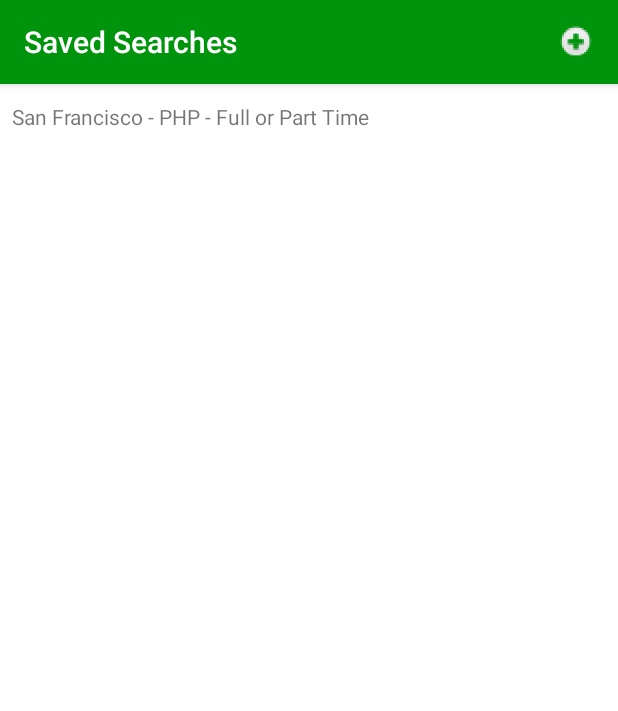
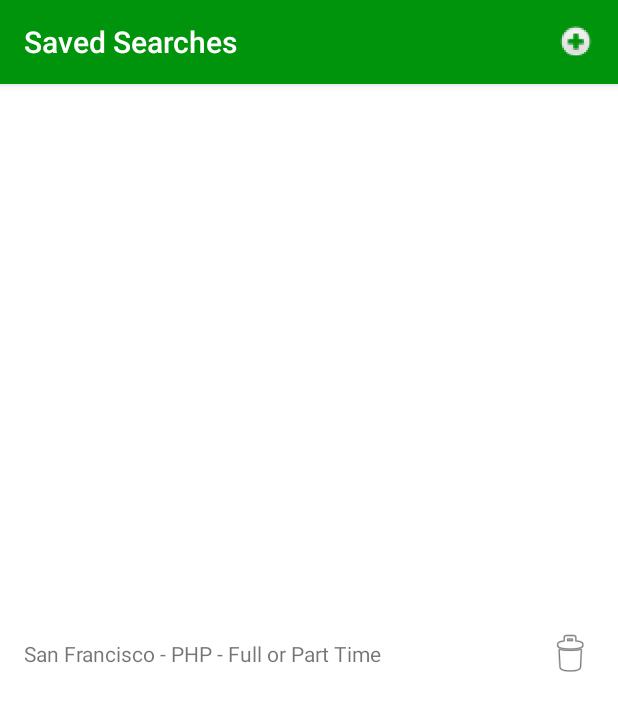
Before and after one commit to JenniferVanderputten/GitHubJobs, an Android app: the screen it shows after launch (ViewSearchesActivity), on a phone screen of 412 x 824 dp. Shown: the top 711 px of the screen. Run offline under Robolectric (Android 15) with nearby library versions, the phone set to English and light mode, and no system bars; libraries missing offline, so code that uses them is left out: com.loopj.android.

Commit message:
Added the ability to delete a saved search, with a confirmation dialog.

```diff
--- a/app/src/main/java/com/jpvander/githubjobs/dataset/contract/SavedSearchesContract.java
+++ b/app/src/main/java/com/jpvander/githubjobs/dataset/contract/SavedSearchesContract.java
@@ -25,6 +25,7 @@ public final class SavedSearchesContract {
             +");";
 
     public static final String SQL_DELETE_TABLE = "DROP TABLE IF EXISTS " + TABLE_NAME;
+    public static final String SQL_DELETE_RECORD = "DELETE FROM " + TABLE_NAME + " WHERE ";
     public static final String SQL_SELECT_ALL = "SELECT * FROM " + TABLE_NAME;
 
     // To prevent accidental instantiation
--- a/app/src/main/java/com/jpvander/githubjobs/dataset/data/GitHubJobs.java
+++ b/app/src/main/java/com/jpvander/githubjobs/dataset/data/GitHubJobs.java
@@ -1,22 +1,24 @@
 package com.jpvander.githubjobs.dataset.data;
 
-import java.util.HashMap;
+import java.util.ArrayList;
 
 public class GitHubJobs
 {
-    private final HashMap<Integer, GitHubJob> jobs;
+    private final ArrayList<GitHubJob> jobs;
 
     public GitHubJobs() {
-        this.jobs = new HashMap<>();
+        this.jobs = new ArrayList<>();
     }
 
-    public void add(GitHubJob gitHubJob) {
-        this.jobs.put(this.jobs.size(), gitHubJob);
+    public void add(GitHubJob job) {
+        jobs.add(job);
     }
 
+    public void remove(int position) { jobs.remove(position); }
+
     public GitHubJob get(int position) {
-        if (jobs.containsKey(position)) {
-            return this.jobs.get(position);
+        if (position < size()) {
+            return jobs.get(position);
         }
         else {
             return new GitHubJob();
--- a/app/src/main/java/com/jpvander/githubjobs/fragment/NewSearchFragment.java
+++ b/app/src/main/java/com/jpvander/githubjobs/fragment/NewSearchFragment.java
@@ -46,6 +46,7 @@ public class NewSearchFragment extends BaseFragment {
         title = resources.getString(R.string.new_search_title);
         ((ViewSearchesActivity) getActivity()).setActionBarTitle(getTitle());
         newJob = new GitHubJob();
+
         locationInput = (TextView) view.findViewById(R.id.new_search_location_value);
         descriptionInput = (TextView) view.findViewById(R.id.new_search_description_value);
         fullTimeInput = (CheckBox) view.findViewById(R.id.new_search_full_time_value);
@@ -63,6 +64,10 @@ public class NewSearchFragment extends BaseFragment {
                 savedSearchesDbHelper.insertRow(newJob);
                 savedSearchesDbHelper.close();
                 interactionListener.onNewSearchInteraction(newJob);
+                locationInput.setText("");
+                descriptionInput.setText("");
+                fullTimeInput.setChecked(true);
+                partTimeInput.setChecked(true);
             }
         });
 
--- a/app/src/main/java/com/jpvander/githubjobs/fragment/ViewSavedSearchesFragment.java
+++ b/app/src/main/java/com/jpvander/githubjobs/fragment/ViewSavedSearchesFragment.java
@@ -34,7 +34,6 @@ public class ViewSavedSearchesFragment extends BaseFragment {
 
     @Override
     public View onCreateView(LayoutInflater inflater, ViewGroup container, Bundle savedState) {
-        //TODO: Add delete button to each item
         Activity activity = getActivity();
         View view = inflater.inflate(R.layout.fragment_view_saved_searches, container, false);
         SavedSearchesDbHelper dbHelper = new SavedSearchesDbHelper(container.getContext());
@@ -52,7 +51,7 @@ public class ViewSavedSearchesFragment extends BaseFragment {
         dbHelper.close();
 
         if (null == viewAdapter) {
-            viewAdapter = new SavedSearchesViewAdapter(interactionListener, jobSearches);
+            viewAdapter = new SavedSearchesViewAdapter(interactionListener, jobSearches, view.getContext());
         }
         else {
             viewAdapter.setJobs(jobSearches);
--- a/app/src/main/java/com/jpvander/githubjobs/ui/adapter/SavedSearchesViewAdapter.java
+++ b/app/src/main/java/com/jpvander/githubjobs/ui/adapter/SavedSearchesViewAdapter.java
@@ -1,6 +1,8 @@
 package com.jpvander.githubjobs.ui.adapter;
 
+import android.app.AlertDialog;
 import android.content.Context;
+import android.content.DialogInterface;
 import android.support.v7.widget.RecyclerView;
 import android.util.Log;
 import android.view.LayoutInflater;
@@ -8,35 +10,43 @@ import android.view.View;
 import android.view.ViewGroup;
 
 import com.jpvander.githubjobs.R;
+import com.jpvander.githubjobs.dataset.data.GitHubJob;
+import com.jpvander.githubjobs.dataset.helper.SavedSearchesDbHelper;
 import com.jpvander.githubjobs.fragment.ViewSavedSearchesFragment;
 import com.jpvander.githubjobs.dataset.data.GitHubJobs;
-import com.jpvander.githubjobs.ui.holder.RecyclerTextViewHolder;
+import com.jpvander.githubjobs.ui.holder.RecyclerTextViewAndImageButtonHolder;
 
-public class SavedSearchesViewAdapter extends RecyclerView.Adapter<RecyclerTextViewHolder> {
+public class SavedSearchesViewAdapter extends RecyclerView.Adapter<RecyclerTextViewAndImageButtonHolder> {
 
     private static final String LOG_LABEL = "GitHubJobs";
     private static final String LISTENER_IS_NULL = " listener is NULL";
+    private static final String DELETE_SEARCH_PREPEND = "Delete the following saved search?\n\n";
+    private static final String DELETE_YES = "Yes, delete";
+    private static final String DELETE_NO = "No, keep";
 
     private final ViewSavedSearchesFragment.OnFragmentInteractionListener interactionListener;
     private GitHubJobs jobs;
+    private final AlertDialog.Builder dialogBuilder;
 
     public SavedSearchesViewAdapter(
             ViewSavedSearchesFragment.OnFragmentInteractionListener interactionListener,
-            GitHubJobs jobs) {
+            GitHubJobs jobs,
+            Context context) {
         this.jobs = jobs;
         this.interactionListener = interactionListener;
+        dialogBuilder = new AlertDialog.Builder(context);
     }
 
     @Override
-    public RecyclerTextViewHolder onCreateViewHolder(ViewGroup parent, int type) {
+    public RecyclerTextViewAndImageButtonHolder onCreateViewHolder(ViewGroup parent, int type) {
         Context context = parent.getContext();
         int textView = R.layout.item_single_text_view;
         View parentView = LayoutInflater.from(context).inflate(textView, parent, false);
-        return (new RecyclerTextViewHolder(parentView));
+        return (new RecyclerTextViewAndImageButtonHolder(parentView));
     }
 
     @Override
-    public void onBindViewHolder(RecyclerTextViewHolder holder, final int position) {
+    public void onBindViewHolder(RecyclerTextViewAndImageButtonHolder holder, final int position) {
         if (null != jobs && position < jobs.size()) {
             holder.textView.setText(jobs.get(position).getSearchTitle());
             holder.textView.setOnClickListener(new View.OnClickListener() {
@@ -44,10 +54,38 @@ public class SavedSearchesViewAdapter extends RecyclerView.Adapter<RecyclerTextV
                 public void onClick(View view) {
                     if (null != interactionListener) {
                         interactionListener.onViewSavedSearchesInteraction(jobs.get(position), false);
-                    }
-                    else {
+                    } else {
                         Log.e(LOG_LABEL, this.getClass().getSimpleName() + LISTENER_IS_NULL);
                     }
+                }
+            });
+
+            holder.imageButton.setOnClickListener(new View.OnClickListener() {
+                @Override
+                public void onClick(View view) {
+                    final GitHubJob job = jobs.get(position);
+                    dialogBuilder.setMessage(DELETE_SEARCH_PREPEND + job.getSearchTitle());
+                    final SavedSearchesDbHelper savedSearchesDbHelper = new SavedSearchesDbHelper(view.getContext());
+
+                    dialogBuilder.setPositiveButton(DELETE_YES, new DialogInterface.OnClickListener() {
+                        @Override
+                        public void onClick(DialogInterface dialog, int which) {
+                            savedSearchesDbHelper.deleteRow(job.getSavedSearchId());
+                            savedSearchesDbHelper.close();
+                            jobs.remove(position);
+                            notifyDataSetChanged();
+                        }
+                    });
+
+                    dialogBuilder.setNegativeButton(DELETE_NO, new DialogInterface.OnClickListener() {
+                        @Override
+                        public void onClick(DialogInterface dialog, int which) {
+                            // User cancelled, do nothing.
+                            savedSearchesDbHelper.close();
+                        }
+                    });
+
+                    dialogBuilder.create().show();
                 }
             });
         }
--- a/app/src/main/java/com/jpvander/githubjobs/ui/holder/RecyclerTextViewHolder.java
+++ b/app/src/main/java/com/jpvander/githubjobs/ui/holder/RecyclerTextViewAndImageButtonHolder.java
@@ -2,16 +2,19 @@ package com.jpvander.githubjobs.ui.holder;
 
 import android.support.v7.widget.RecyclerView;
 import android.view.View;
+import android.widget.ImageButton;
 import android.widget.TextView;
 
 import com.jpvander.githubjobs.R;
 
-public class RecyclerTextViewHolder extends RecyclerView.ViewHolder {
+public class RecyclerTextViewAndImageButtonHolder extends RecyclerView.ViewHolder {
 
     public final TextView textView;
+    public final ImageButton imageButton;
 
-    public RecyclerTextViewHolder(View view) {
+    public RecyclerTextViewAndImageButtonHolder(View view) {
         super(view);
         this.textView = (TextView) view.findViewById(R.id.text_item_text_view);
+        this.imageButton = (ImageButton) view.findViewById(R.id.text_item_delete_button);
     }
 }
--- a/app/src/main/java/com/jpvander/githubjobs/ui/holder/RecyclerImageAndTextViewHolder.java
+++ b/app/src/main/java/com/jpvander/githubjobs/ui/holder/RecyclerTextViewAndImageViewHolder.java
@@ -8,7 +8,7 @@ import android.widget.ImageView;
 
 import com.jpvander.githubjobs.R;
 
-public class RecyclerImageAndTextViewHolder extends RecyclerView.ViewHolder {
+public class RecyclerTextViewAndImageViewHolder extends RecyclerView.ViewHolder {
 
     private static final float PREFERRED_IMAGE_WIDTH = 140.0f;
 
@@ -17,7 +17,7 @@ public class RecyclerImageAndTextViewHolder extends RecyclerView.ViewHolder {
     private final float preferredImageWidth;
     private final Context context;
 
-    public RecyclerImageAndTextViewHolder(View view) {
+    public RecyclerTextViewAndImageViewHolder(View view) {
         super(view);
         this.imageView = (ImageView) view.findViewById(R.id.image_text_item_image_view);
         this.textView = (TextView) view.findViewById(R.id.image_text_item_text_view);
--- a/app/src/main/res/layout/item_single_text_view.xml
+++ b/app/src/main/res/layout/item_single_text_view.xml
@@ -1,12 +1,28 @@
 <?xml version="1.0" encoding="utf-8"?>
 <LinearLayout xmlns:android="http://schemas.android.com/apk/res/android"
     android:id="@+id/text_item_root_layout"
-    android:orientation="vertical" android:layout_width="match_parent"
+    android:orientation="horizontal"
+    android:layout_width="match_parent"
     android:layout_height="match_parent">
 
     <TextView
-        android:layout_width="match_parent"
+        android:layout_width="0dp"
         android:layout_height="wrap_content"
+        android:paddingEnd="@dimen/small_margin"
+        android:paddingStart="@dimen/small_margin"
+        android:layout_gravity="center_vertical|start"
         android:text="@string/example_text"
-        android:id="@+id/text_item_text_view"/>
+        android:id="@+id/text_item_text_view"
+        android:layout_weight="1"/>
+
+    <ImageButton
+        android:layout_width="wrap_content"
+        android:layout_height="wrap_content"
+        android:src="@android:drawable/ic_menu_delete"
+        android:background="@android:color/transparent"
+        android:id="@+id/text_item_delete_button"
+        android:contentDescription="@string/delete_alt_text"
+        android:paddingEnd="@dimen/small_margin"
+        android:paddingStart="@dimen/small_margin"
+        android:layout_gravity="center_vertical|end"/>
 </LinearLayout>
--- a/app/src/main/res/values/strings.xml
+++ b/app/src/main/res/values/strings.xml
@@ -23,4 +23,5 @@
     <string name="search_results_title">Search Results</string>
     <string name="spinner_getting_location">Getting location&#8230;</string>
     <string name="spinner_searching_jobs">Searching GitHub Jobs&#8230;</string>
+    <string name="delete_alt_text">Delete this item</string>
 </resources>
```
Also changed, not shown: app/src/main/java/com/jpvander/githubjobs/dataset/helper/SavedSearchesDbHelper.java (+8 -0 lines), app/src/main/java/com/jpvander/githubjobs/ui/adapter/SearchResultsViewAdapter.java (+5 -5 lines), app/src/main/res/layout/item_image_and_text_view.xml (+4 -4 lines), 1 other file.
